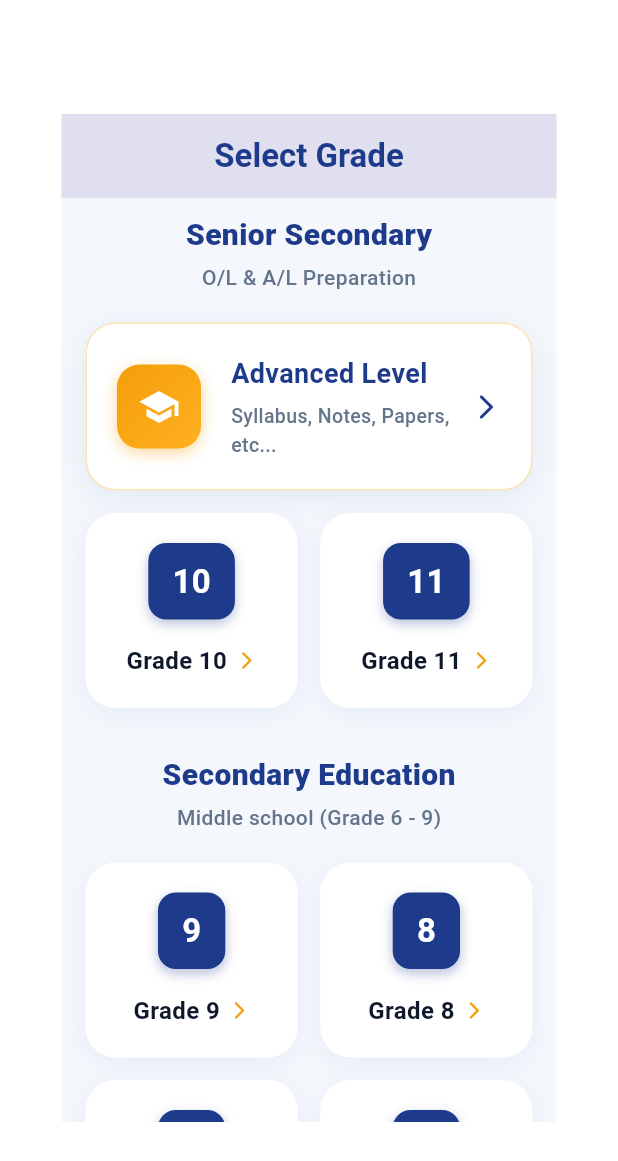
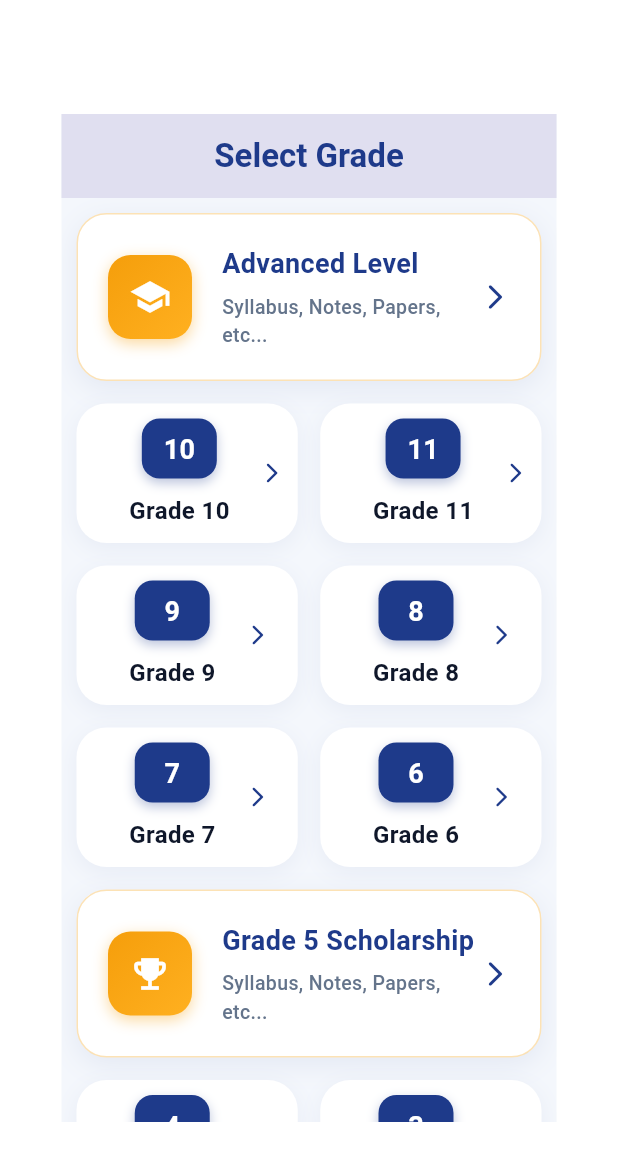
Before and after one commit to KalpaSulochana/learnova, a Flutter app: the screen it shows after launch, on a phone screen of 412 x 824 dp. Shown: the top 1161 px of the screen. Run offline on Flutter 3.47's test engine with Material 3 defaults, Android fonts, the phone set to English and light mode, and no system bars.

Commit message:
created the reusable card and add functionality to it

```diff
--- /dev/null
+++ b/lib/alStreamSelection.dart
@@ -0,0 +1,38 @@
+import 'package:flutter/material.dart';
+import 'package:learnova/colors.dart';
+import 'package:learnova/card.dart';
+
+class alStreamSelectionScreen extends StatelessWidget {
+  const alStreamSelectionScreen({super.key});
+
+  @override
+  Widget build(BuildContext context) {
+    return MaterialApp(
+      debugShowCheckedModeBanner: false,
+      home: Scaffold(
+        backgroundColor: bgColor,
+        appBar: AppBar(
+          backgroundColor: bgColor,
+          elevation: 100,
+          title: Text(
+            "Select Stream",
+            style: TextStyle(
+              color: Colors.white,
+              fontSize: 20,
+              fontWeight: FontWeight.bold,
+            ),
+          ),
+        ),
+        body: Column(children: [
+          SizedBox(height: 30,),
+          buildCommonCard(Icons.person ,"Combined Maths","past papers"),
+          buildCommonCard(Icons.person ,"2027 A/L","past papers"),
+          buildCommonCard(Icons.person ,"2027 A/L","past papers"),
+          buildCommonCard(Icons.person ,"2027 A/L","past papers"),
+
+          ],
+          ),
+      ),
+    );
+  }
+}
--- a/lib/grade_Selection_Screen.dart
+++ b/lib/grade_Selection_Screen.dart
@@ -1,7 +1,7 @@
 
 
 import 'package:flutter/material.dart';
-import 'package:learnova/alSubjectSelection.dart';
+import 'package:learnova/alStreamSelection.dart';
 import 'package:learnova/colors.dart';
 
 class GradeSelectionScreen extends StatefulWidget {
@@ -27,12 +27,12 @@ class _GradeSelectionScreenState extends State<GradeSelectionScreen> {
       ),
       body: SingleChildScrollView(
         child: Padding(
-          padding: const EdgeInsets.symmetric(horizontal: 16.0, vertical: 10.0),
+          padding: const EdgeInsets.symmetric(horizontal: 10.0, vertical: 10.0),
           child: Column(
             crossAxisAlignment: CrossAxisAlignment.start,
             children: [
               // --- SENIOR SECONDARY ---
-              _buildSectionHeader("Senior Secondary", "O/L & A/L Preparation"),
+              //_buildSectionHeader("Senior Secondary", "O/L & A/L Preparation"),
               _buildSpecialCard(
                 title: "Advanced Level",
                 subtitle: "Syllabus, Notes, Papers, etc...",
@@ -47,13 +47,13 @@ class _GradeSelectionScreenState extends State<GradeSelectionScreen> {
                   Expanded(child: _buildGradeCard("11", "Grade 11")),
                 ],
               ),
-              const SizedBox(height: 30),
+              const SizedBox(height: 15),
 
               // --- SECONDARY EDUCATION ---
-              _buildSectionHeader(
+              /*_buildSectionHeader(
                 "Secondary Education",
                 "Middle school (Grade 6 - 9)",
-              ),
+              ),*/
               Row(
                 children: [
                   Expanded(child: _buildGradeCard("9", "Grade 9")),
@@ -69,18 +69,17 @@ class _GradeSelectionScreenState extends State<GradeSelectionScreen> {
                   Expanded(child: _buildGradeCard("6", "Grade 6")),
                 ],
               ),
-              const SizedBox(height: 30),
+              const SizedBox(height: 15),
 
               // --- PRIMARY EDUCATION ---
-              _buildSectionHeader(
+              /*_buildSectionHeader(
                 "Primary Education",
                 "Foundation years (Grade 1 - 5)",
-              ),
+              ),*/
               _buildSpecialCard(
                 title: "Grade 5 Scholarship",
                 subtitle: "Syllabus, Notes, Papers, etc...",
-                icon:
-                    Icons.emoji_events, // Changed icon to represent scholarship
+                icon:Icons.emoji_events, // Changed icon to represent scholarship
                 toPage: alStreamSelectionScreen(),
               ),
               const SizedBox(height: 15),
@@ -221,11 +220,11 @@ class _GradeSelectionScreenState extends State<GradeSelectionScreen> {
   }
 
   // Helper method for Individual Grade Grid Cards
-  Widget _buildGradeCard(String number, String title) {
+  Widget _buildGradeCard(String number, String title, ) {
     return GestureDetector(
-      // onTap: () => setState(...),
+       onTap: () {},
       child: Container(
-        padding: const EdgeInsets.symmetric(vertical: 20, horizontal: 12),
+        padding: const EdgeInsets.symmetric(vertical: 10, horizontal: 10),
         decoration: BoxDecoration(
           color: cardWhite,
           borderRadius: BorderRadius.circular(20),
@@ -237,11 +236,17 @@ class _GradeSelectionScreenState extends State<GradeSelectionScreen> {
             ),
           ],
         ),
-        child: Column(
+        child: Row(
+
+          children: [
+            SizedBox(width: 25,),
+            Column(
               mainAxisSize: MainAxisSize.min,
               children: [
                 Container(
-              padding: const EdgeInsets.symmetric(horizontal: 16, vertical: 10),
+                  height: 40,
+                  width: 50,
+                  padding: const EdgeInsets.symmetric(horizontal: 8, vertical: 8),
                   decoration: BoxDecoration(
                     color: primaryBlue,
                     borderRadius: BorderRadius.circular(12),
@@ -253,19 +258,18 @@ class _GradeSelectionScreenState extends State<GradeSelectionScreen> {
                       ),
                     ],
                   ),
+                  child: Center(
                     child: Text(
                       number,
                       style: const TextStyle(
-                  fontSize: 22,
+                        fontSize: 18,
                         fontWeight: FontWeight.bold,
                         color: Colors.white,
                       ),
                     ),
                   ),
-            const SizedBox(height: 16),
-            Row(
-              mainAxisAlignment: MainAxisAlignment.center,
-              children: [
+                ),
+                const SizedBox(height: 10),
                 Text(
                   title,
                   style: TextStyle(
@@ -274,13 +278,16 @@ class _GradeSelectionScreenState extends State<GradeSelectionScreen> {
                     color: textDark,
                   ),
                 ),
-                const SizedBox(width: 6),
+
+
+              ],
+            ),
+
+            SizedBox(width: 20,),
              Icon(
                   Icons.arrow_forward_ios_rounded,
-                  color: accentGold,
-                  size: 14,
-                ),
-              ],
+                  color: primaryBlue,
+                  size: 16,
                 ),
           ],
         ),
```
Also changed, not shown: lib/alSubjectSelection.dart (deleted, +0 -144 lines), lib/card.dart (+20 -15 lines). Lines whose indentation alone changed are shown as unchanged.
